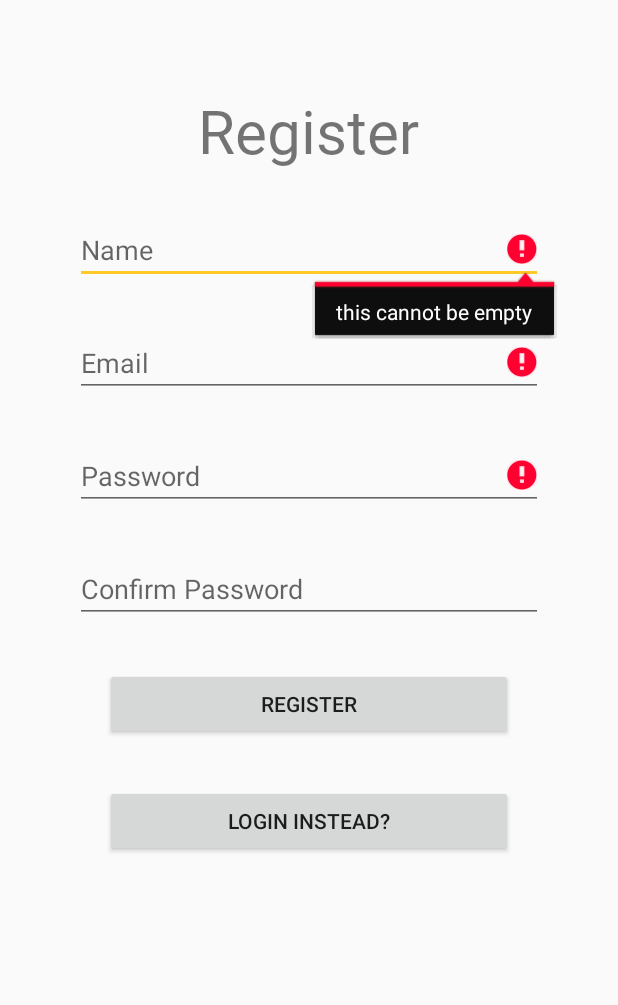
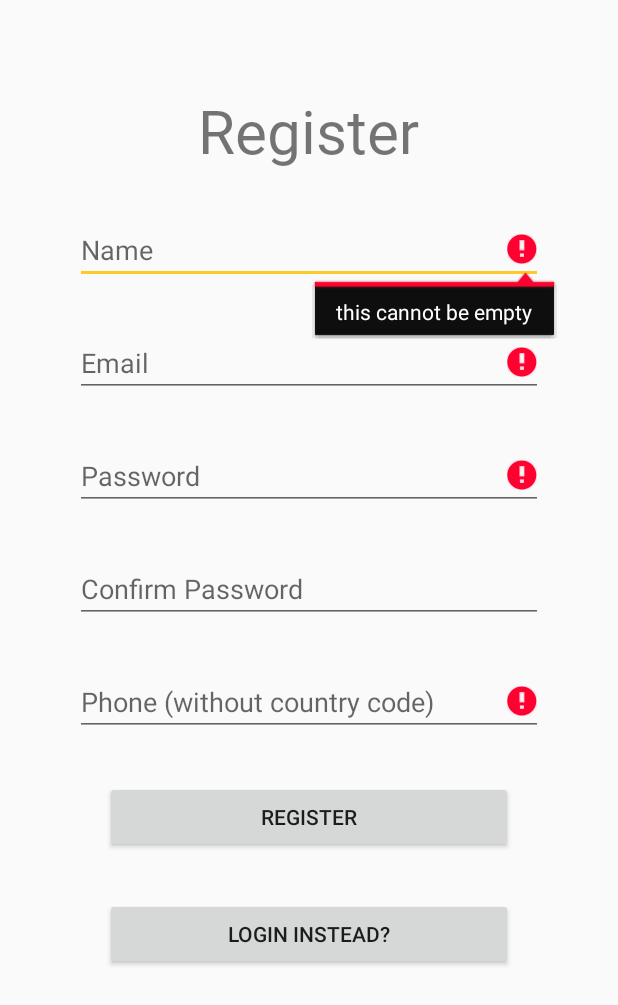
Before and after one commit to prezrohit/prepskool, an Android app: the RegisterActivity screen opened directly, with no data from a screen before it, after a tap on "REGISTER", on a phone screen of 412 x 824 dp. Shown: the top 1005 px of the screen. Run offline under Robolectric (Android 15) with nearby library versions, the phone set to English and light mode, and no system bars.

Commit message:
Phone Added to Authentication

```diff
--- a/app/src/main/java/in/prepskool/prepskoolacademy/PaymentActivity.java
+++ b/app/src/main/java/in/prepskool/prepskoolacademy/PaymentActivity.java
@@ -40,7 +40,6 @@ public class PaymentActivity extends AppCompatActivity {
     private PayUmoneySdkInitializer.PaymentParam paymentParam = null;
 
     private AppSharedPreferences appSharedPreferences;
-    private EditText edtNumber;
 
     private String amount;
     private String resourceName;
@@ -59,7 +58,6 @@ public class PaymentActivity extends AppCompatActivity {
         link = getIntent().getStringExtra("link");
         slug = getIntent().getStringExtra("slug");
 
-        edtNumber = findViewById(R.id.edt_number);
         TextView lblResourceName = findViewById(R.id.lbl_resource_name);
         TextView lblResourcePrice = findViewById(R.id.lbl_resource_price);
         lblResourceName.setText(resourceName);
@@ -71,7 +69,7 @@ public class PaymentActivity extends AppCompatActivity {
     public void startPayment(View view) {
         String name = "prepskool";
         String email = appSharedPreferences.getEmail();
-        String number = edtNumber.getText().toString();
+        String number = appSharedPreferences.getPhone();
 
         if (TextUtils.isEmpty(name) || TextUtils.isEmpty(email) || TextUtils.isEmpty(amount) || TextUtils.isEmpty(number) || !email.contains("@")
                 || Integer.parseInt(amount) < 1 || number.length() != 10) {
--- a/app/src/main/java/in/prepskool/prepskoolacademy/activities/LoginActivity.java
+++ b/app/src/main/java/in/prepskool/prepskoolacademy/activities/LoginActivity.java
@@ -91,6 +91,7 @@ public class LoginActivity extends AppCompatActivity {
                             appSharedPreferences.setEmail(email);
                             appSharedPreferences.setToken(loginResponse.getToken());
                             appSharedPreferences.setName(loginResponse.getUser().getName());
+                            appSharedPreferences.setPhone(loginResponse.getUser().getPhone());
                             startActivity(new Intent(LoginActivity.this, HomeActivity.class));
                             finish();
 
--- a/app/src/main/java/in/prepskool/prepskoolacademy/activities/RegisterActivity.java
+++ b/app/src/main/java/in/prepskool/prepskoolacademy/activities/RegisterActivity.java
@@ -34,6 +34,7 @@ public class RegisterActivity extends AppCompatActivity {
 
     private EditText edtName;
     private EditText edtEmail;
+    private EditText edtPhone;
     private EditText edtPassword;
     private EditText edtConfirmPassword;
 
@@ -48,6 +49,7 @@ public class RegisterActivity extends AppCompatActivity {
         setContentView(R.layout.activity_register);
 
         edtName = findViewById(R.id.edt_name);
+        edtPhone = findViewById(R.id.ed_phone);
         edtEmail = findViewById(R.id.edt_email);
         edtPassword = findViewById(R.id.edt_password);
         edtConfirmPassword = findViewById(R.id.edt_confirm_password);
@@ -58,10 +60,22 @@ public class RegisterActivity extends AppCompatActivity {
     public void onClickRegister(View view) {
         boolean isInvalid = false;
 
+        final String phone = edtPhone.getText().toString();
         final String name = edtName.getText().toString().trim();
         final String email = edtEmail.getText().toString().trim();
         String password = edtPassword.getText().toString().trim();
         String confirmPassword = edtConfirmPassword.getText().toString().trim();
+
+
+        if (TextUtils.isEmpty(phone)) {
+            isInvalid = true;
+            edtPhone.setError("this cannot be empty");
+
+        } else if (!phone.matches("[-+]?\\d*\\.?\\d+") || phone.length() != 10) {
+            isInvalid = true;
+            edtPhone.setError("this doesn't look like a phone number");
+        }
+
 
         if (TextUtils.isEmpty(name)) {
             isInvalid = true;
@@ -107,20 +121,21 @@ public class RegisterActivity extends AppCompatActivity {
 
             ((PrepskoolApplication) getApplication()).getRegisterComponent().inject(this);
             ApiInterface apiInterface = retrofit.create(ApiInterface.class);
-            Call<RegisterResponse> call = apiInterface.register(new Register(name, email, password));
+            Call<RegisterResponse> call = apiInterface.register(new Register(name, email, password, phone));
             call.enqueue(new Callback<RegisterResponse>() {
                 @Override
                 public void onResponse(@NonNull Call<RegisterResponse> call, @NonNull Response<RegisterResponse> response) {
                     progressBar.setVisibility(View.GONE);
+                    Log.d(TAG, "onResponse: " + response.isSuccessful());
                     Log.d(TAG, "onResponse: " + response.code());
-                    Log.d(TAG, "onResponse: " + response.isSuccessful());
                     RegisterResponse registerResponse = response.body();
                     if (response.isSuccessful()) {
                         if (registerResponse.getStatus().equals(SUCCESS)) {
                             AppSharedPreferences appSharedPreferences = new AppSharedPreferences(RegisterActivity.this);
+                            appSharedPreferences.setPhone(registerResponse.getUser().getPhone());
+                            appSharedPreferences.setName(registerResponse.getUser().getName());
                             appSharedPreferences.setToken(registerResponse.getToken());
                             appSharedPreferences.setEmail(email);
-                            appSharedPreferences.setName(registerResponse.getUser().getName());
                             startActivity(new Intent(RegisterActivity.this, HomeActivity.class));
                             finish();
 
--- a/app/src/main/java/in/prepskool/prepskoolacademy/retrofit_model/Register.java
+++ b/app/src/main/java/in/prepskool/prepskoolacademy/retrofit_model/Register.java
@@ -4,10 +4,11 @@ import com.google.gson.annotations.SerializedName;
 
 public class Register {
 
-    public Register(String name, String email, String password) {
+    public Register(String name, String email, String password, String phone) {
         this.name = name;
         this.email = email;
         this.password = password;
+        this.phone = phone;
     }
 
     @SerializedName("name")
@@ -18,4 +19,7 @@ public class Register {
 
     @SerializedName("password")
     private String password;
+
+    @SerializedName("phone")
+    private String phone;
 }
--- a/app/src/main/java/in/prepskool/prepskoolacademy/retrofit_model/User.java
+++ b/app/src/main/java/in/prepskool/prepskoolacademy/retrofit_model/User.java
@@ -5,6 +5,7 @@ public class User {
     private String name;
     private String email;
     private String role;
+    private String phone;
 
     public int getId() {
         return id;
@@ -21,4 +22,8 @@ public class User {
     public String getRole() {
         return role;
     }
+
+    public String getPhone() {
+        return phone;
+    }
 }
--- a/app/src/main/java/in/prepskool/prepskoolacademy/services/MyFirebaseMessagingService.java
+++ b/app/src/main/java/in/prepskool/prepskoolacademy/services/MyFirebaseMessagingService.java
@@ -17,6 +17,7 @@ import com.google.firebase.messaging.FirebaseMessagingService;
 import com.google.firebase.messaging.RemoteMessage;
 
 import in.prepskool.prepskoolacademy.activities.HomeActivity;
+import in.prepskool.prepskoolacademy.activities.SplashActivity;
 
 public class MyFirebaseMessagingService extends FirebaseMessagingService {
 
@@ -39,8 +40,8 @@ public class MyFirebaseMessagingService extends FirebaseMessagingService {
             setupChannels(remoteMessage.getNotification().getTitle(), remoteMessage.getNotification().getBody());
         }
 
-        Intent notificationIntent = new Intent(this, HomeActivity.class);
-        notificationIntent.putExtra("body", remoteMessage.getNotification().getBody());
+        Intent notificationIntent = new Intent(this, SplashActivity.class);
+        notificationIntent.putExtra("body", "1");
         notificationIntent.setAction(Intent.ACTION_MAIN);
         notificationIntent.addCategory(Intent.CATEGORY_LAUNCHER);
 
--- a/app/src/main/res/layout/activity_register.xml
+++ b/app/src/main/res/layout/activity_register.xml
@@ -1,6 +1,5 @@
 <?xml version="1.0" encoding="utf-8"?>
-<ScrollView
-    xmlns:android="http://schemas.android.com/apk/res/android"
+<ScrollView xmlns:android="http://schemas.android.com/apk/res/android"
     xmlns:tools="http://schemas.android.com/tools"
     android:layout_width="match_parent"
     android:layout_height="match_parent"
@@ -21,77 +20,80 @@
                 android:layout_height="wrap_content"
                 android:layout_gravity="center"
                 android:layout_marginTop="60dp"
+                android:fontFamily="@font/galada"
                 android:text="@string/string_register"
-                android:fontFamily="@font/galada"
-                android:textSize="40sp"
-                />
+                android:textSize="40sp" />
 
             <EditText
                 android:id="@+id/edt_name"
                 android:layout_width="match_parent"
                 android:layout_height="wrap_content"
+                android:layout_marginStart="50dp"
                 android:layout_marginTop="30dp"
-                android:layout_marginStart="50dp"
-                android:inputType="textPersonName"
                 android:layout_marginEnd="50dp"
                 android:hint="@string/string_name"
-                />
+                android:inputType="textPersonName" />
 
             <EditText
                 android:id="@+id/edt_email"
                 android:layout_width="match_parent"
                 android:layout_height="wrap_content"
+                android:layout_marginStart="50dp"
                 android:layout_marginTop="30dp"
-                android:layout_marginStart="50dp"
-                android:inputType="textEmailAddress"
                 android:layout_marginEnd="50dp"
                 android:hint="@string/string_email"
-                />
+                android:inputType="textEmailAddress" />
 
             <EditText
                 android:id="@+id/edt_password"
                 android:layout_width="match_parent"
                 android:layout_height="wrap_content"
+                android:layout_marginStart="50dp"
                 android:layout_marginTop="30dp"
-                android:layout_marginStart="50dp"
                 android:layout_marginEnd="50dp"
-                android:inputType="textPassword"
                 android:hint="@string/string_password"
-                />
+                android:inputType="textPassword" />
 
             <EditText
                 android:id="@+id/edt_confirm_password"
                 android:layout_width="match_parent"
                 android:layout_height="wrap_content"
+                android:layout_marginStart="50dp"
                 android:layout_marginTop="30dp"
-                android:layout_marginStart="50dp"
                 android:layout_marginEnd="50dp"
                 android:hint="@string/confirm_password"
-                android:inputType="textPassword"
-                />
+                android:inputType="textPassword" />
+
+            <EditText
+                android:id="@+id/ed_phone"
+                android:layout_width="match_parent"
+                android:layout_height="wrap_content"
+                android:layout_marginStart="50dp"
+                android:layout_marginTop="30dp"
+                android:layout_marginEnd="50dp"
+                android:inputType="phone"
+                android:hint="@string/string_phone"/>
 
             <Button
                 android:id="@+id/btn_register"
                 android:layout_width="match_parent"
                 android:layout_height="wrap_content"
+                android:layout_marginStart="70dp"
                 android:layout_marginTop="30dp"
-                android:layout_marginStart="70dp"
                 android:layout_marginEnd="70dp"
-                android:text="@string/string_register"
                 android:onClick="onClickRegister"
-                />
+                android:text="@string/string_register" />
 
             <Button
                 android:id="@+id/btn_login_instead"
                 android:layout_width="match_parent"
                 android:layout_height="wrap_content"
+                android:layout_marginStart="70dp"
                 android:layout_marginTop="30dp"
-                android:layout_marginStart="70dp"
                 android:layout_marginEnd="70dp"
-                android:text="@string/string_login_instead"
+                android:layout_marginBottom="100dp"
                 android:onClick="onClickLoginInstead"
-                android:layout_marginBottom="100dp"
-                />
+                android:text="@string/string_login_instead" />
 
         </LinearLayout>
 
@@ -100,7 +102,7 @@
             android:layout_width="wrap_content"
             android:layout_height="wrap_content"
             android:layout_centerInParent="true"
-            android:visibility="gone"/>
+            android:visibility="gone" />
 
     </RelativeLayout>
 
--- a/app/src/main/res/values/strings.xml
+++ b/app/src/main/res/values/strings.xml
@@ -86,5 +86,6 @@ By accessing or using the Service you agree to be bound by these Terms. If you d
     <string name="string_amount">Amount</string>
     <string name="string_hint_resource">Resource Name</string>
     <string name="string_resource_price">Resource Price</string>
+    <string name="string_phone">Phone (without country code)</string>
 
 </resources>
```
Also changed, not shown: app/src/main/java/in/prepskool/prepskoolacademy/activities/SplashActivity.java (+5 -2 lines), app/src/main/java/in/prepskool/prepskoolacademy/app/AppSharedPreferences.java (+10 -0 lines), app/src/main/res/layout/activity_payment.xml (+0 -19 lines).
